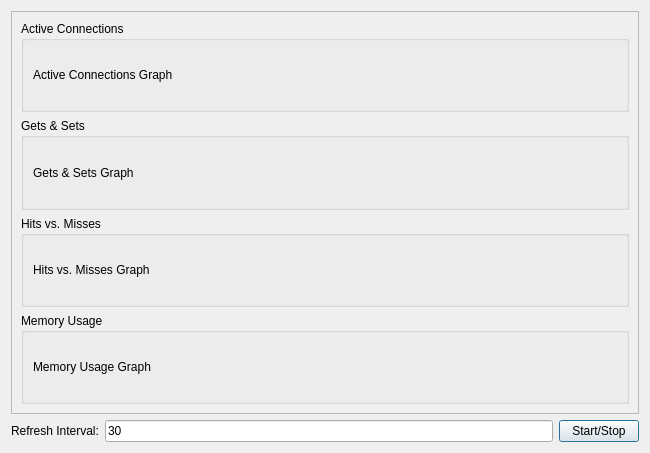
The window that GUI/LiveStats.ui (licface/memcached-manager) describes before a commit, drawn with Qt 5.
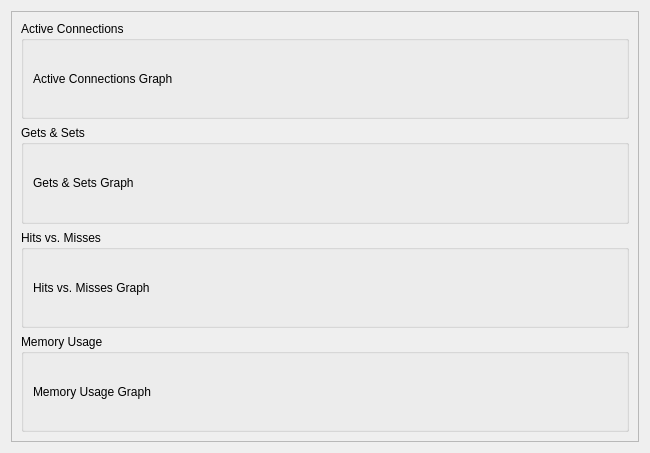
The same window after the commit.

Commit message: Finished the Pref Panel for now Added Auto Refresh Interval to Pref Panel Added Auto Refresh on Tab Change to Pref Panel Changed the Default Buttons for Dialogs Increased the max string size on IP Address field to 255 to allow for domains instead of just IP's Made the stats panel start listening to the Auto Refresh on Tab Change

```diff
--- a/GUI/LiveStats.ui
+++ b/GUI/LiveStats.ui
@@ -24,7 +24,7 @@
         <x>0</x>
         <y>0</y>
         <width>628</width>
-        <height>395</height>
+        <height>431</height>
        </rect>
       </property>
       <layout class="QVBoxLayout" name="verticalLayout_4" >
@@ -96,31 +96,6 @@
      </widget>
     </widget>
    </item>
-   <item>
-    <layout class="QHBoxLayout" name="horizontalLayout" >
-     <item>
-      <widget class="QLabel" name="lblIntervalTxt" >
-       <property name="text" >
-        <string>Refresh Interval:</string>
-       </property>
-      </widget>
-     </item>
-     <item>
-      <widget class="QLineEdit" name="txtInterval" >
-       <property name="text" >
-        <string>30</string>
-       </property>
-      </widget>
-     </item>
-     <item>
-      <widget class="QPushButton" name="btnStartStop" >
-       <property name="text" >
-        <string>Start/Stop</string>
-       </property>
-      </widget>
-     </item>
-    </layout>
-   </item>
   </layout>
  </widget>
  <resources/>
```
The commit also changes 12 other files.
